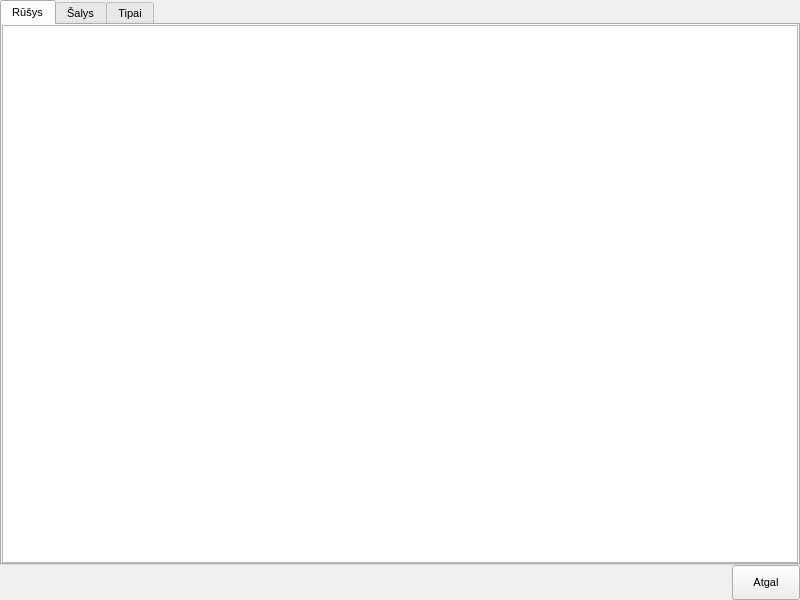
The window that nokia/AlausRadaras/brandtabs.ui (vincnetas/alaus-radaras) describes before a commit, drawn with Qt 5.
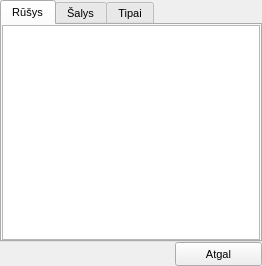
The same window after the commit. The open tabs and pages were chosen to show the change. Icons and pictures are not drawn.

```diff
--- a/nokia/AlausRadaras/brandtabs.ui
+++ b/nokia/AlausRadaras/brandtabs.ui
@@ -6,10 +6,16 @@
    <rect>
     <x>0</x>
     <y>0</y>
-    <width>800</width>
-    <height>600</height>
+    <width>262</width>
+    <height>266</height>
    </rect>
   </property>
+  <property name="sizePolicy">
+   <sizepolicy hsizetype="Expanding" vsizetype="Expanding">
+    <horstretch>0</horstretch>
+    <verstretch>0</verstretch>
+   </sizepolicy>
+  </property>
   <property name="windowTitle">
    <string>Alaus tipai</string>
   </property>
@@ -25,11 +31,11 @@
     <number>0</number>
    </property>
    <item>
-    <layout class="QVBoxLayout" name="verticalLayout">
+    <layout class="QVBoxLayout" name="verticalLayout" stretch="10,1">
      <item>
       <widget class="QTabWidget" name="tabWidget">
        <property name="sizePolicy">
-        <sizepolicy hsizetype="MinimumExpanding" vsizetype="MinimumExpanding">
+        <sizepolicy hsizetype="Expanding" vsizetype="Expanding">
          <horstretch>0</horstretch>
          <verstretch>9</verstretch>
         </sizepolicy>
@@ -64,10 +70,12 @@
         <bool>false</bool>
        </property>
        <widget class="QWidget" name="tabBrands">
-        <attribute name="icon">
-         <iconset resource="Images.qrc">
-          <normaloff>:/images/tab_beer_02.png</normaloff>:/images/tab_beer_02.png</iconset>
-        </attribute>
+        <property name="sizePolicy">
+         <sizepolicy hsizetype="Expanding" vsizetype="Expanding">
+          <horstretch>0</horstretch>
+          <verstretch>0</verstretch>
+         </sizepolicy>
+        </property>
         <attribute name="title">
          <string>Rūšys</string>
         </attribute>
@@ -345,7 +353,7 @@
       </widget>
      </item>
      <item>
-      <layout class="QHBoxLayout" name="horizontalLayout">
+      <layout class="QHBoxLayout" name="horizontalLayout" stretch="8,4">
        <item>
         <spacer name="horizontalSpacer">
          <property name="orientation">
@@ -381,7 +389,6 @@
          <property name="styleSheet">
           <string notr="true">#btnClose {
 border-image:url(:/images/batonas.png);
-padding:10px 20px 10px 20px;
 }</string>
          </property>
          <property name="text">
```
Left out of the diff: 10 changed lines with no effect on the pictures.
